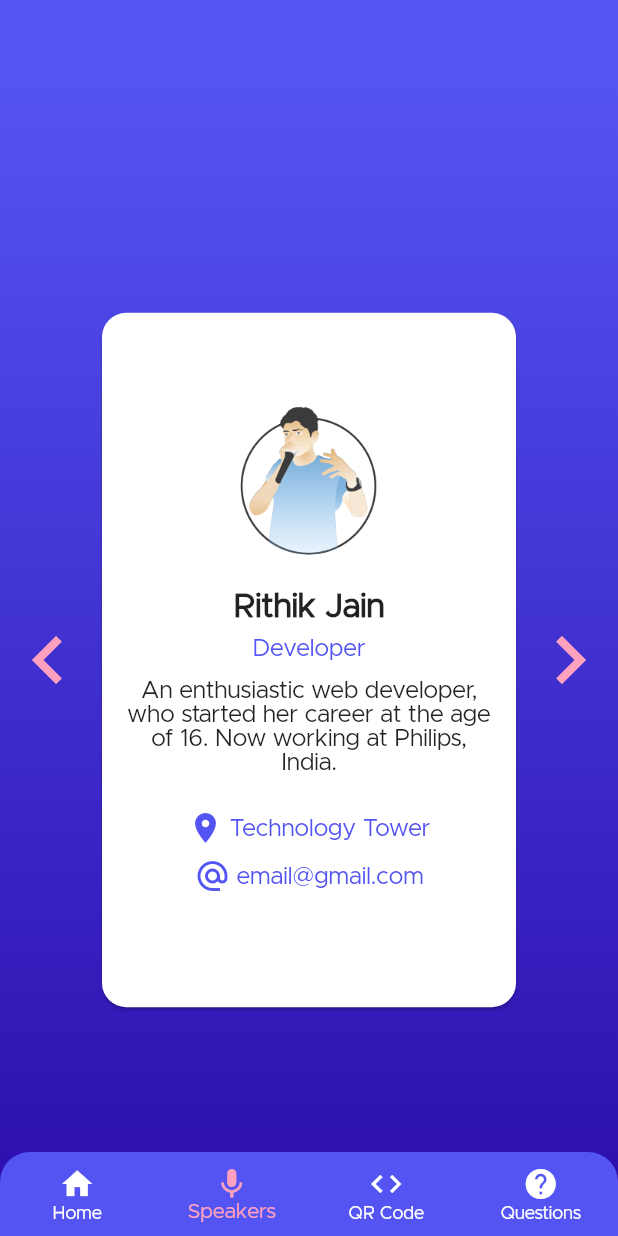
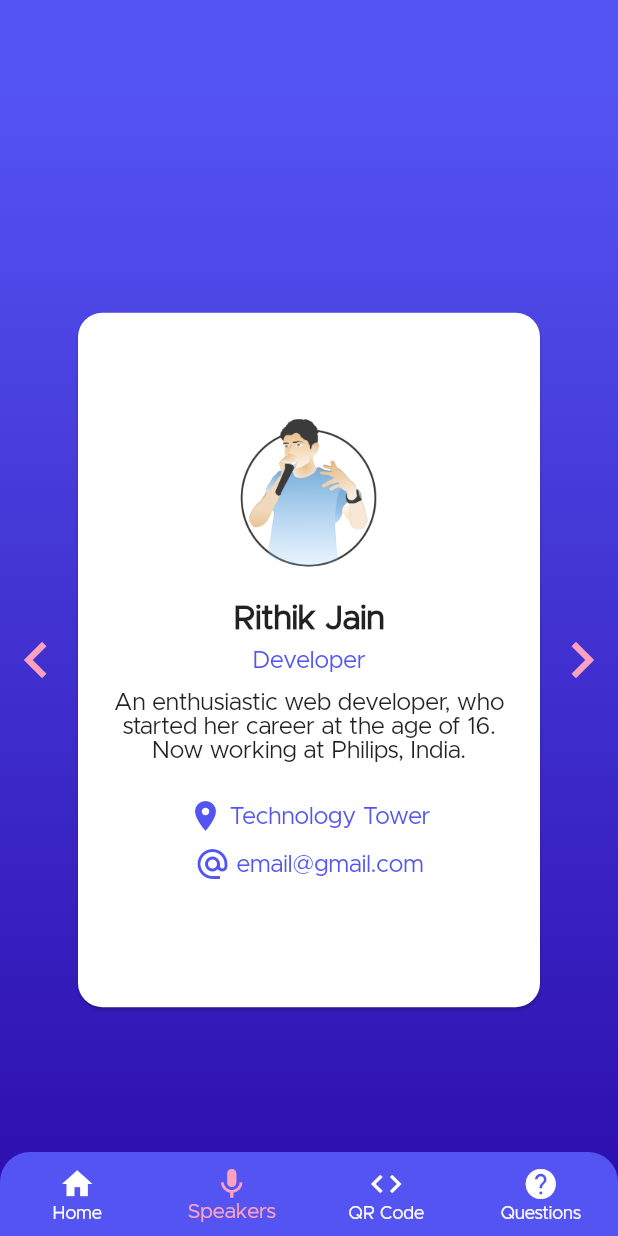
Before and after one commit to rithikjain/devstack-app, a Flutter app: the BaseScreen screen opened by its route, item 2 of the bottom bar chosen, on a phone screen of 412 x 824 dp. Run offline on Flutter 3.47's test engine with Material 2 defaults, Android fonts, the phone set to English and light mode, and no system bars; drawn by our look-alikes of carousel_slider; project files that could hold a hidden picture were left out.

Commit message:
UI:  changed icon size

```diff
--- a/lib/src/presentation/screens/main/speakers_screen.dart
+++ b/lib/src/presentation/screens/main/speakers_screen.dart
@@ -17,7 +17,7 @@ class SpeakersScreen extends StatelessWidget {
           Row(
             children: [
               GestureDetector(
-                child: Icon(Icons.navigate_before, color: palePink, size: 64),
+                child: Icon(Icons.navigate_before, color: palePink, size: 48),
                 onTap: () {
                   _carouselController.previousPage();
                 },
@@ -42,7 +42,7 @@ class SpeakersScreen extends StatelessWidget {
                 ),
               ),
               GestureDetector(
-                child: Icon(Icons.navigate_next, color: palePink, size: 64),
+                child: Icon(Icons.navigate_next, color: palePink, size: 48),
                 onTap: () {
                   _carouselController.nextPage();
                 },
```
